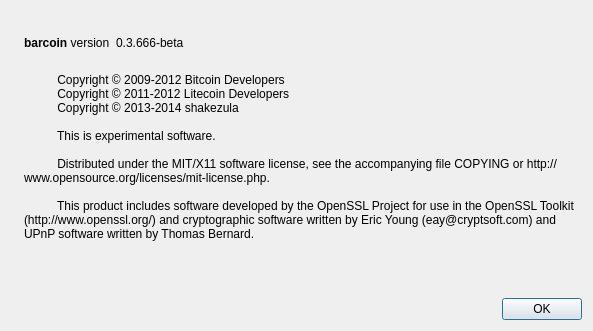
First picture: the form in src/qt/forms/aboutdialog.ui, repository DigitalCurrencyProgramming/yabarcoin, before the edit.
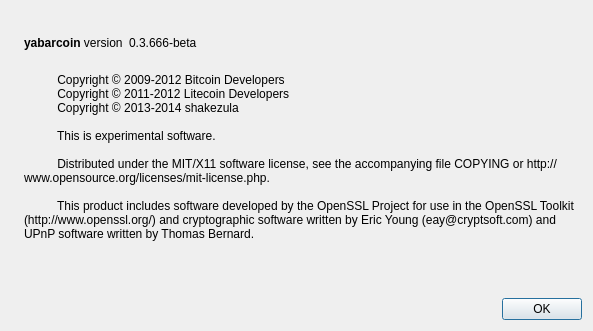
Second picture: the form after the edit. Icons and pictures are not drawn.

Diff of the .ui file:
```diff
--- a/src/qt/forms/aboutdialog.ui
+++ b/src/qt/forms/aboutdialog.ui
@@ -50,7 +50,7 @@
           <cursorShape>IBeamCursor</cursorShape>
          </property>
          <property name="text">
-          <string>&lt;b&gt;barcoin&lt;/b&gt; version</string>
+          <string>&lt;b&gt;yabarcoin&lt;/b&gt; version</string>
          </property>
          <property name="textInteractionFlags">
           <set>Qt::LinksAccessibleByMouse|Qt::TextSelectableByKeyboard|Qt::TextSelectableByMouse</set>
```
Left out of the diff: 2 changed lines with no effect on the pictures.
